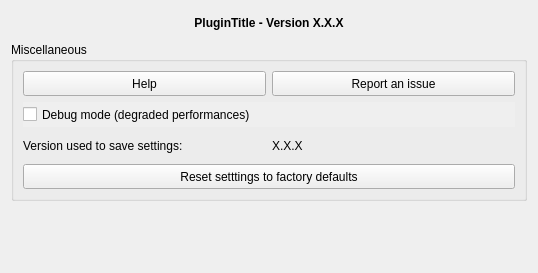
Above: qchat/gui/dlg_settings.ui from geotribu/qchat before the change. Below: the same form after it.
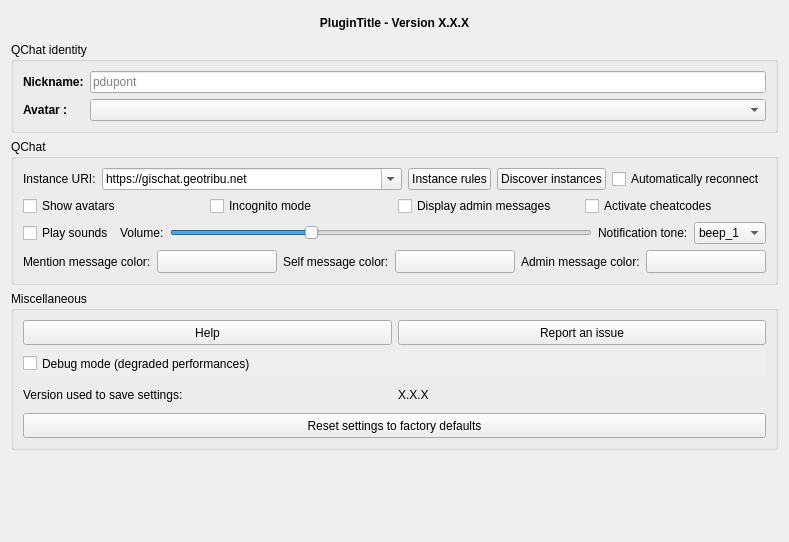
That is the form after the change. Custom widgets are drawn as their Qt base class.

Commit message: port(qchat): port QChat code from QTribu repository

The edit to the form file:
```diff
--- a/qchat/gui/dlg_settings.ui
+++ b/qchat/gui/dlg_settings.ui
@@ -6,8 +6,8 @@
             <rect>
                 <x>0</x>
                 <y>0</y>
-                <width>538</width>
-                <height>273</height>
+    <width>789</width>
+    <height>542</height>
             </rect>
         </property>
         <property name="windowTitle">
@@ -60,6 +60,374 @@
                     </property>
                 </widget>
             </item>
+   <item>
+    <widget class="QgsCollapsibleGroupBox" name="grp_qchat_identity">
+     <property name="sizePolicy">
+      <sizepolicy hsizetype="Preferred" vsizetype="Preferred">
+       <horstretch>0</horstretch>
+       <verstretch>0</verstretch>
+      </sizepolicy>
+     </property>
+     <property name="title">
+      <string>QChat identity</string>
+     </property>
+     <property name="flat">
+      <bool>true</bool>
+     </property>
+     <property name="syncGroup">
+      <string notr="true"/>
+     </property>
+     <layout class="QFormLayout" name="formLayout">
+      <item row="0" column="0">
+       <widget class="QLabel" name="lbl_qchat_nickname">
+        <property name="font">
+         <font>
+          <weight>75</weight>
+          <bold>true</bold>
+         </font>
+        </property>
+        <property name="text">
+         <string>Nickname:</string>
+        </property>
+       </widget>
+      </item>
+      <item row="0" column="1">
+       <widget class="QLineEdit" name="lne_qchat_nickname">
+        <property name="maxLength">
+         <number>32</number>
+        </property>
+        <property name="placeholderText">
+         <string>pdupont</string>
+        </property>
+       </widget>
+      </item>
+      <item row="2" column="0">
+       <widget class="QLabel" name="lbl_qchat_avatar">
+        <property name="font">
+         <font>
+          <weight>75</weight>
+          <bold>true</bold>
+         </font>
+        </property>
+        <property name="text">
+         <string>Avatar :</string>
+        </property>
+       </widget>
+      </item>
+      <item row="2" column="1">
+       <widget class="QComboBox" name="cbb_qchat_avatar">
+        <property name="toolTip">
+         <string>Pick an avatar</string>
+        </property>
+       </widget>
+      </item>
+     </layout>
+    </widget>
+   </item>
+   <item>
+    <widget class="QGroupBox" name="grp_qchat">
+     <property name="title">
+      <string notr="true">QChat</string>
+     </property>
+     <layout class="QVBoxLayout" name="verticalLayout_2">
+      <item>
+       <layout class="QHBoxLayout" name="hly_instance">
+        <item>
+         <widget class="QLabel" name="lbl_instance_uri">
+          <property name="text">
+           <string>Instance URI:</string>
+          </property>
+         </widget>
+        </item>
+        <item>
+         <widget class="QComboBox" name="cbb_qchat_instance_uri">
+          <property name="sizePolicy">
+           <sizepolicy hsizetype="Expanding" vsizetype="Fixed">
+            <horstretch>0</horstretch>
+            <verstretch>0</verstretch>
+           </sizepolicy>
+          </property>
+          <property name="inputMethodHints">
+           <set>Qt::ImhUrlCharactersOnly</set>
+          </property>
+          <property name="editable">
+           <bool>true</bool>
+          </property>
+          <property name="currentText">
+           <string notr="true">https://gischat.geotribu.net</string>
+          </property>
+          <item>
+           <property name="text">
+            <string notr="true">https://gischat.geotribu.net</string>
+           </property>
+          </item>
+          <item>
+           <property name="text">
+            <string notr="true">https://gischat.geotribu.fr</string>
+           </property>
+          </item>
+         </widget>
+        </item>
+        <item>
+         <widget class="QPushButton" name="btn_rules">
+          <property name="cursor">
+           <cursorShape>PointingHandCursor</cursorShape>
+          </property>
+          <property name="text">
+           <string>Instance rules</string>
+          </property>
+         </widget>
+        </item>
+        <item>
+         <widget class="QPushButton" name="btn_discover">
+          <property name="cursor">
+           <cursorShape>PointingHandCursor</cursorShape>
+          </property>
+          <property name="text">
+           <string>Discover instances</string>
+          </property>
+         </widget>
+        </item>
+        <item>
+         <widget class="QCheckBox" name="ckb_auto_reconnect">
+          <property name="toolTip">
+           <string extracomment="Auto-reconnect the QChat when QGIS starts"/>
+          </property>
+          <property name="text">
+           <string>Automatically reconnect</string>
+          </property>
+         </widget>
+        </item>
+       </layout>
+      </item>
+      <item>
+       <layout class="QHBoxLayout" name="hly_misc">
+        <item>
+         <widget class="QCheckBox" name="ckb_show_avatars">
+          <property name="toolTip">
+           <string extracomment="Show avatr besides a QChat message"/>
+          </property>
+          <property name="text">
+           <string>Show avatars</string>
+          </property>
+         </widget>
+        </item>
+        <item>
+         <widget class="QCheckBox" name="ckb_incognito_mode">
+          <property name="toolTip">
+           <string extracomment="Register to the server so that other know you are connected"/>
+          </property>
+          <property name="text">
+           <string>Incognito mode</string>
+          </property>
+          <property name="checked">
+           <bool>false</bool>
+          </property>
+         </widget>
+        </item>
+        <item>
+         <widget class="QCheckBox" name="ckb_display_admin_messages">
+          <property name="toolTip">
+           <string extracomment="Display connections and disconnections messages"/>
+          </property>
+          <property name="text">
+           <string>Display admin messages</string>
+          </property>
+         </widget>
+        </item>
+        <item>
+         <widget class="QCheckBox" name="ckb_cheatcodes">
+          <property name="toolTip">
+           <string extracomment=";)"/>
+          </property>
+          <property name="text">
+           <string>Activate cheatcodes</string>
+          </property>
+         </widget>
+        </item>
+       </layout>
+      </item>
+      <item>
+       <layout class="QHBoxLayout" name="hly_sounds">
+        <item>
+         <widget class="QCheckBox" name="ckb_play_sounds">
+          <property name="text">
+           <string>Play sounds</string>
+          </property>
+         </widget>
+        </item>
+        <item>
+         <widget class="QLabel" name="lbl_volume">
+          <property name="text">
+           <string>Volume:</string>
+          </property>
+         </widget>
+        </item>
+        <item>
+         <widget class="QSlider" name="hsl_sound_volume">
+          <property name="minimum">
+           <number>0</number>
+          </property>
+          <property name="maximum">
+           <number>100</number>
+          </property>
+          <property name="value">
+           <number>33</number>
+          </property>
+          <property name="orientation">
+           <enum>Qt::Horizontal</enum>
+          </property>
+         </widget>
+        </item>
+        <item>
+         <widget class="QLabel" name="lbl_ringtone">
+          <property name="text">
+           <string>Notification tone:</string>
+          </property>
+         </widget>
+        </item>
+        <item>
+         <widget class="QComboBox" name="cbb_ring_tone">
+          <item>
+           <property name="text">
+            <string notr="true">beep_1</string>
+           </property>
+          </item>
+          <item>
+           <property name="text">
+            <string notr="true">beep_2</string>
+           </property>
+          </item>
+          <item>
+           <property name="text">
+            <string notr="true">beep_3</string>
+           </property>
+          </item>
+          <item>
+           <property name="text">
+            <string notr="true">beep_4</string>
+           </property>
+          </item>
+          <item>
+           <property name="text">
+            <string notr="true">beep_5</string>
+           </property>
+          </item>
+          <item>
+           <property name="text">
+            <string notr="true">beep_6</string>
+           </property>
+          </item>
+          <item>
+           <property name="text">
+            <string notr="true">beep_7</string>
+           </property>
+          </item>
+          <item>
+           <property name="text">
+            <string notr="true">horn</string>
+           </property>
+          </item>
+          <item>
+           <property name="text">
+            <string notr="true">cat</string>
+           </property>
+          </item>
+          <item>
+           <property name="text">
+            <string notr="true">dog</string>
+           </property>
+          </item>
+          <item>
+           <property name="text">
+            <string notr="true">chicken</string>
+           </property>
+          </item>
+          <item>
+           <property name="text">
+            <string notr="true">cow</string>
+           </property>
+          </item>
+         </widget>
+        </item>
+       </layout>
+      </item>
+      <item>
+       <layout class="QHBoxLayout" name="hly_colors">
+        <item>
+         <widget class="QLabel" name="lbl_color_mention">
+          <property name="sizePolicy">
+           <sizepolicy hsizetype="Minimum" vsizetype="Preferred">
+            <horstretch>0</horstretch>
+            <verstretch>0</verstretch>
+           </sizepolicy>
+          </property>
+          <property name="text">
+           <string>Mention message color:</string>
+          </property>
+         </widget>
+        </item>
+        <item>
+         <widget class="QgsColorButton" name="cbt_color_mention">
+          <property name="sizePolicy">
+           <sizepolicy hsizetype="Expanding" vsizetype="Fixed">
+            <horstretch>0</horstretch>
+            <verstretch>0</verstretch>
+           </sizepolicy>
+          </property>
+         </widget>
+        </item>
+        <item>
+         <widget class="QLabel" name="lbl_color_self">
+          <property name="sizePolicy">
+           <sizepolicy hsizetype="Minimum" vsizetype="Preferred">
+            <horstretch>0</horstretch>
+            <verstretch>0</verstretch>
+           </sizepolicy>
+          </property>
+          <property name="text">
+           <string>Self message color:</string>
+          </property>
+         </widget>
+        </item>
+        <item>
+         <widget class="QgsColorButton" name="cbt_color_self">
+          <property name="sizePolicy">
+           <sizepolicy hsizetype="Expanding" vsizetype="Fixed">
+            <horstretch>0</horstretch>
+            <verstretch>0</verstretch>
+           </sizepolicy>
+          </property>
+         </widget>
+        </item>
+        <item>
+         <widget class="QLabel" name="lbl_color_admin">
+          <property name="sizePolicy">
+           <sizepolicy hsizetype="Minimum" vsizetype="Preferred">
+            <horstretch>0</horstretch>
+            <verstretch>0</verstretch>
+           </sizepolicy>
+          </property>
+          <property name="text">
+           <string>Admin message color:</string>
+          </property>
+         </widget>
+        </item>
+        <item>
+         <widget class="QgsColorButton" name="cbt_color_admin">
+          <property name="sizePolicy">
+           <sizepolicy hsizetype="Expanding" vsizetype="Fixed">
+            <horstretch>0</horstretch>
+            <verstretch>0</verstretch>
+           </sizepolicy>
+          </property>
+         </widget>
+        </item>
+       </layout>
+      </item>
+     </layout>
+    </widget>
+   </item>
             <item>
                 <widget class="QGroupBox" name="grp_misc">
                     <property name="minimumSize">
@@ -187,7 +555,7 @@
                                     <bool>true</bool>
                                 </property>
                                 <property name="text">
-                                    <string>Reset setttings to factory defaults</string>
+         <string>Reset settings to factory defaults</string>
                                 </property>
                             </widget>
                         </item>
@@ -240,6 +608,19 @@
             </item>
         </layout>
     </widget>
+ <customwidgets>
+  <customwidget>
+   <class>QgsCollapsibleGroupBox</class>
+   <extends>QGroupBox</extends>
+   <header>qgscollapsiblegroupbox.h</header>
+   <container>1</container>
+  </customwidget>
+  <customwidget>
+   <class>QgsColorButton</class>
+   <extends>QToolButton</extends>
+   <header>qgscolorbutton.h</header>
+  </customwidget>
+ </customwidgets>
     <resources/>
     <connections/>
 </ui>
```
Left out of the diff: 9 changed lines with no effect on the pictures. Lines whose indentation alone changed are shown as unchanged. The commit also changes 39 other files.
